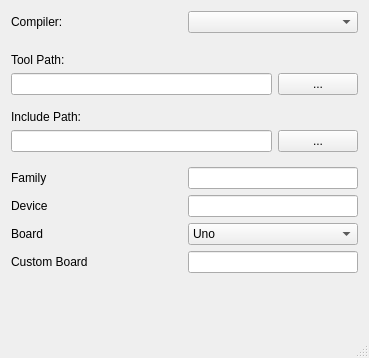
Above: src/gui/editorwidget/dialogs/compilerprop.ui from Arcachofo/SimulIDE-dev before the change. Below: the same form after it.
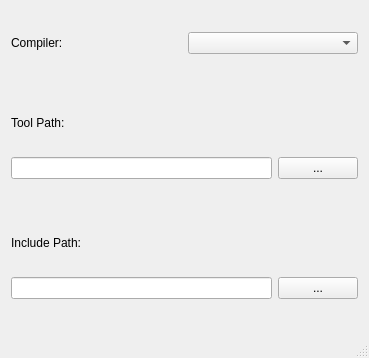
That is the form after the change.

```diff
--- a/src/gui/editorwidget/dialogs/compilerprop.ui
+++ b/src/gui/editorwidget/dialogs/compilerprop.ui
@@ -243,166 +243,6 @@
        </property>
       </widget>
      </item>
-     <item>
-      <layout class="QHBoxLayout" name="horizontalLayout_4">
-       <item>
-        <widget class="QLabel" name="familyLabel">
-         <property name="text">
-          <string>Family</string>
-         </property>
-        </widget>
-       </item>
-       <item>
-        <widget class="QLineEdit" name="familyText">
-         <property name="sizePolicy">
-          <sizepolicy hsizetype="Preferred" vsizetype="Fixed">
-           <horstretch>0</horstretch>
-           <verstretch>0</verstretch>
-          </sizepolicy>
-         </property>
-         <property name="toolTip">
-          <string>Select MCU family/architecture</string>
-         </property>
-         <property name="locale">
-          <locale language="C" country="AnyCountry"/>
-         </property>
-         <property name="text">
-          <string/>
-         </property>
-        </widget>
-       </item>
-      </layout>
-     </item>
-     <item>
-      <layout class="QHBoxLayout" name="horizontalLayout_5">
-       <item>
-        <widget class="QLabel" name="deviceLabel">
-         <property name="text">
-          <string>Device</string>
-         </property>
-        </widget>
-       </item>
-       <item>
-        <widget class="QLineEdit" name="deviceText">
-         <property name="sizePolicy">
-          <sizepolicy hsizetype="Preferred" vsizetype="Fixed">
-           <horstretch>0</horstretch>
-           <verstretch>0</verstretch>
-          </sizepolicy>
-         </property>
-         <property name="toolTip">
-          <string>Select MCU model</string>
-         </property>
-         <property name="locale">
-          <locale language="C" country="AnyCountry"/>
-         </property>
-         <property name="text">
-          <string/>
-         </property>
-        </widget>
-       </item>
-      </layout>
-     </item>
-     <item>
-      <layout class="QHBoxLayout" name="horizontalLayout_6">
-       <item>
-        <widget class="QLabel" name="boardLabel">
-         <property name="sizePolicy">
-          <sizepolicy hsizetype="Preferred" vsizetype="Preferred">
-           <horstretch>0</horstretch>
-           <verstretch>0</verstretch>
-          </sizepolicy>
-         </property>
-         <property name="text">
-          <string>Board</string>
-         </property>
-        </widget>
-       </item>
-       <item>
-        <widget class="QComboBox" name="ardBoard">
-         <property name="sizePolicy">
-          <sizepolicy hsizetype="Preferred" vsizetype="Fixed">
-           <horstretch>0</horstretch>
-           <verstretch>0</verstretch>
-          </sizepolicy>
-         </property>
-         <property name="toolTip">
-          <string>Select Arduino Board</string>
-         </property>
-         <property name="currentText">
-          <string notr="true">Uno</string>
-         </property>
-         <item>
-          <property name="text">
-           <string>Uno</string>
-          </property>
-         </item>
-         <item>
-          <property name="text">
-           <string>Mega</string>
-          </property>
-         </item>
-         <item>
-          <property name="text">
-           <string>Nano</string>
-          </property>
-         </item>
-         <item>
-          <property name="text">
-           <string>Duemilanove</string>
-          </property>
-         </item>
-         <item>
-          <property name="text">
-           <string>Leonardo</string>
-          </property>
-         </item>
-         <item>
-          <property name="text">
-           <string>Custom</string>
-          </property>
-         </item>
-        </widget>
-       </item>
-      </layout>
-     </item>
-     <item>
-      <layout class="QHBoxLayout" name="horizontalLayout_7">
-       <item>
-        <widget class="QLabel" name="customLabel">
-         <property name="text">
-          <string>Custom Board</string>
-         </property>
-        </widget>
-       </item>
-       <item>
-        <widget class="QLineEdit" name="customBoard">
-         <property name="sizePolicy">
-          <sizepolicy hsizetype="Preferred" vsizetype="Fixed">
-           <horstretch>0</horstretch>
-           <verstretch>0</verstretch>
-          </sizepolicy>
-         </property>
-         <property name="toolTip">
-          <string>Set custom Arduino Board</string>
-         </property>
-        </widget>
-       </item>
-      </layout>
-     </item>
-     <item>
-      <spacer name="verticalSpacer">
-       <property name="orientation">
-        <enum>Qt::Vertical</enum>
-       </property>
-       <property name="sizeHint" stdset="0">
-        <size>
-         <width>20</width>
-         <height>156</height>
-        </size>
-       </property>
-      </spacer>
-     </item>
     </layout>
    </item>
   </layout>
```
